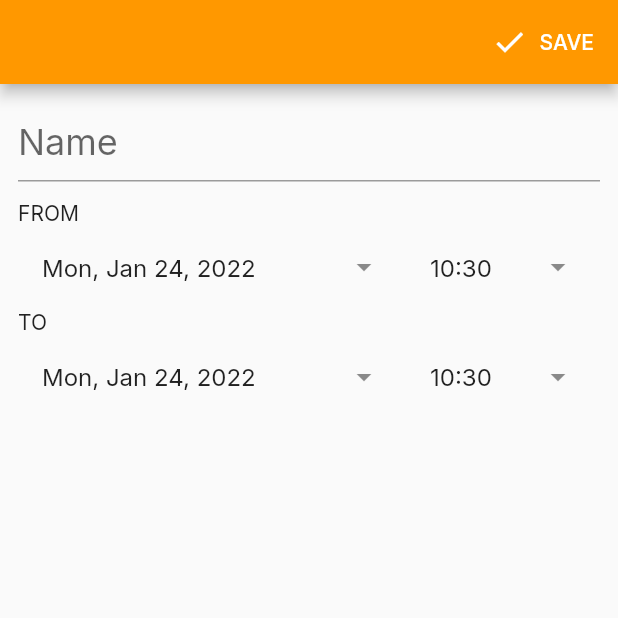
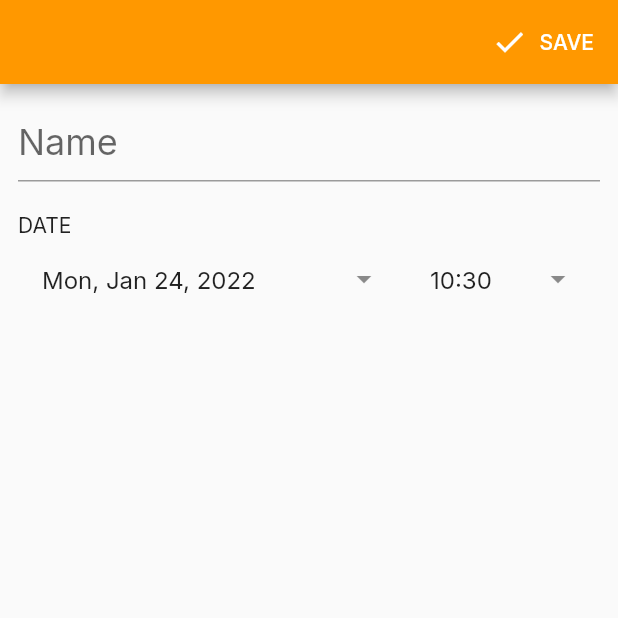
Before and after one commit to wslabosz/mobilki, a Flutter app: the NewEventForm screen opened directly, on a phone screen of 412 x 824 dp, the top half of it. Run offline on Flutter 3.47's test engine with Material 2 defaults, Android fonts, the phone set to English and light mode, and no system bars; our stand-ins replace cloud_firestore, custom_sliding_segmented_control, firebase_auth, firebase_core, firebase_messaging, firebase_storage and 5 more; accounts and stored records are empty.

Commit message:
modifications addEvent forms

```diff
--- a/lib/Screens/AddEvent/components/add.dart
+++ b/lib/Screens/AddEvent/components/add.dart
@@ -14,7 +14,8 @@ class _NewEventFormState extends State<NewEventForm> {
   final _formKey = GlobalKey<FormState>();
   final nameController = TextEditingController();
   late DateTime dateFrom;
-  late DateTime dateTo;
+  late String level;
+  List levels = [1, 2, 3];
 
   @override
   void dispose() {
@@ -27,7 +28,6 @@ class _NewEventFormState extends State<NewEventForm> {
     super.initState();
     if (widget.event == null) {
       dateFrom = DateTime.now();
-      dateTo = DateTime.now();
     }
   }
 
@@ -45,8 +45,9 @@ class _NewEventFormState extends State<NewEventForm> {
                 mainAxisSize: MainAxisSize.min,
                 children: <Widget>[
                   buildName(),
+                  SizedBox(height: 20),
+                  buildDateTimePickers(),
                   SizedBox(height: 12),
-                  buildDateTimePickers(),
                 ],
               ))));
 
@@ -75,14 +76,11 @@ class _NewEventFormState extends State<NewEventForm> {
       );
 
   Widget buildDateTimePickers() => Column(
-        children: [
-          buildFrom(),
-          buildTo(),
-        ],
+        children: [buildFrom()],
       );
 
   Widget buildFrom() => buildHeader(
-      header: 'FROM',
+      header: 'DATE',
       child: Row(
         children: [
           Expanded(
@@ -101,41 +99,10 @@ class _NewEventFormState extends State<NewEventForm> {
         ],
       ));
 
-  Widget buildTo() => buildHeader(
-      header: 'TO',
-      child: Row(
-        children: [
-          Expanded(
-            flex: 2,
-            child: buildDropdownField(
-              text: Utils.toDate(dateTo),
-              onClicked: () => pickToDateTime(pickDate: true),
-            ),
-          ),
-          Expanded(
-            child: buildDropdownField(
-              text: Utils.toTime(dateTo),
-              onClicked: () => pickToDateTime(pickDate: false),
-            ),
-          )
-        ],
-      ));
-
   Future pickFromDateTime({required bool pickDate}) async {
     final date = await pickDateTime(dateFrom, pickDate: pickDate);
     if (date == null) return;
-    if (date.isAfter(dateTo)) {
-      dateTo =
-          DateTime(date.year, date.month, date.day, dateTo.hour, dateTo.minute);
-    }
     setState(() => dateFrom = date);
-  }
-
-  Future pickToDateTime({required bool pickDate}) async {
-    final date = await pickDateTime(dateTo,
-        pickDate: pickDate, firstDate: pickDate ? dateFrom : null);
-    if (date == null) return;
-    setState(() => dateTo = date);
   }
 
   Future<DateTime?> pickDateTime(
```
